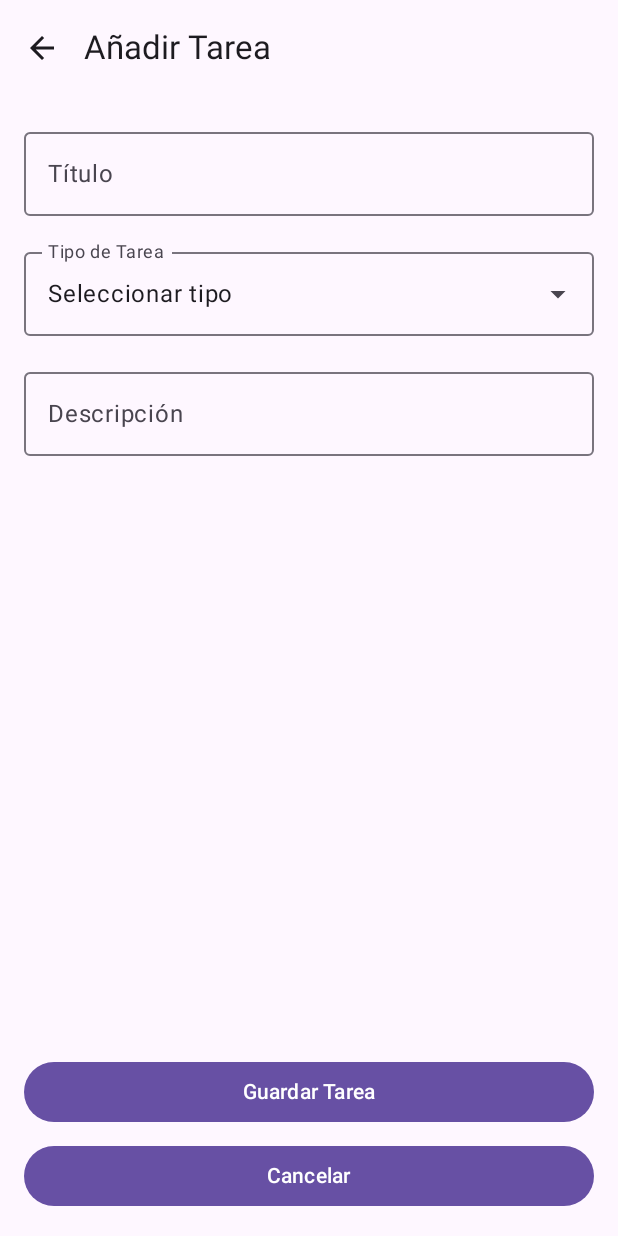
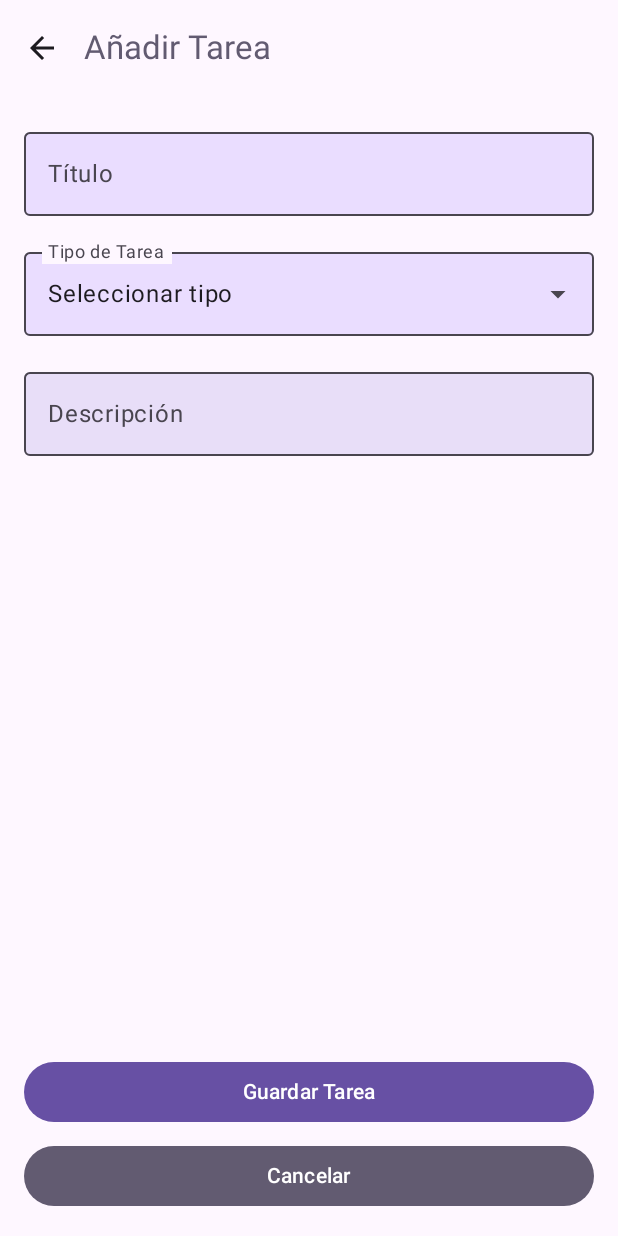
Before and after one commit to JuseJS/RoomTaskApp, an Android app built with Jetpack Compose: the TaskEditorScreen screen opened through its navigation route, on a phone screen of 412 x 824 dp. Run offline under Robolectric (Android 15) with nearby library versions, the phone set to English and light mode, and no system bars; our stand-ins replace Room's generated code.

Commit message:
Actulizada vista, de añadir / editar tarea para que se pueda navegar a añadir tipo

```diff
--- a/app/src/main/java/org/iesharia/composeroomapp/view/TaskEditorScreen.kt
+++ b/app/src/main/java/org/iesharia/composeroomapp/view/TaskEditorScreen.kt
@@ -1,6 +1,5 @@
 package org.iesharia.composeroomapp.view
 
-import android.util.Log
 import androidx.compose.foundation.layout.*
 import androidx.compose.material.icons.Icons
 import androidx.compose.material.icons.automirrored.filled.ArrowBack
@@ -18,14 +17,14 @@ fun TaskEditorScreen(
     task: Task? = null,
     onSaveTask: (Task) -> Unit,
     taskTypeViewModel: TaskTypeViewModel,
-    onCancel: () -> Unit
+    onCancel: () -> Unit,
+    onNavigateToAddTaskType: () -> Unit
+
 ) {
-    // Campos de la tarea
     var title by remember { mutableStateOf(task?.title ?: "") }
     var taskTypeId by remember { mutableIntStateOf(task?.taskTypeId ?: 1) }
     var description by remember { mutableStateOf(task?.description ?: "") }
 
-    // Menú desplegable
     var expanded by remember { mutableStateOf(false) }
     var selectedOption by remember { mutableStateOf("Seleccionar tipo") }
     val taskTypes by taskTypeViewModel.taskTypes.collectAsState()
@@ -38,9 +37,14 @@ fun TaskEditorScreen(
                     IconButton(onClick = onCancel) {
                         Icon(Icons.AutoMirrored.Filled.ArrowBack, contentDescription = "Volver")
                     }
-                }
+                },
+                colors = TopAppBarDefaults.topAppBarColors(
+                    containerColor = MaterialTheme.colorScheme.background,
+                    titleContentColor = MaterialTheme.colorScheme.secondary
+                )
             )
-        }
+        },
+        containerColor = MaterialTheme.colorScheme.background
     ) { paddingValues ->
         Box(
             modifier = Modifier
@@ -59,6 +63,13 @@ fun TaskEditorScreen(
                     value = title,
                     onValueChange = { title = it },
                     label = { Text("Título") },
+                    colors = TextFieldDefaults.colors(
+                        focusedContainerColor = MaterialTheme.colorScheme.surface,
+                        unfocusedContainerColor = MaterialTheme.colorScheme.primaryContainer,
+                        focusedLabelColor = MaterialTheme.colorScheme.primary,
+                        unfocusedLabelColor = MaterialTheme.colorScheme.onSurfaceVariant,
+                        cursorColor = MaterialTheme.colorScheme.primary
+                    ),
                     modifier = Modifier.fillMaxWidth()
                 )
 
@@ -75,7 +86,16 @@ fun TaskEditorScreen(
                         trailingIcon = {
                             ExposedDropdownMenuDefaults.TrailingIcon(expanded = expanded)
                         },
-                        modifier = Modifier.fillMaxWidth()
+                        colors = TextFieldDefaults.colors(
+                            focusedContainerColor = MaterialTheme.colorScheme.surface,
+                            unfocusedContainerColor = MaterialTheme.colorScheme.primaryContainer,
+                            focusedLabelColor = MaterialTheme.colorScheme.primary,
+                            unfocusedLabelColor = MaterialTheme.colorScheme.onSurfaceVariant,
+                            cursorColor = MaterialTheme.colorScheme.primary
+                        ),
+                        modifier = Modifier
+                            .menuAnchor()
+                            .fillMaxWidth()
                     )
                     ExposedDropdownMenu(
                         expanded = expanded,
@@ -91,12 +111,10 @@ fun TaskEditorScreen(
                                 }
                             )
                         }
-                        // Opción para añadir más tipos de tareas
                         DropdownMenuItem(
                             text = { Text("Añadir Tipo de Tarea") },
                             onClick = {
-                                Log.d("TaskEditorScreen", "Añadir Tipo seleccionado")
-                                expanded = false
+                                { onNavigateToAddTaskType() }
                             }
                         )
                     }
@@ -107,6 +125,13 @@ fun TaskEditorScreen(
                     value = description,
                     onValueChange = { description = it },
                     label = { Text("Descripción") },
+                    colors = TextFieldDefaults.colors(
+                        focusedContainerColor = MaterialTheme.colorScheme.surface,
+                        unfocusedContainerColor = MaterialTheme.colorScheme.secondaryContainer,
+                        focusedLabelColor = MaterialTheme.colorScheme.primary,
+                        unfocusedLabelColor = MaterialTheme.colorScheme.onSurfaceVariant,
+                        cursorColor = MaterialTheme.colorScheme.primary
+                    ),
                     modifier = Modifier.fillMaxWidth()
                 )
             }
@@ -116,9 +141,9 @@ fun TaskEditorScreen(
                     .fillMaxWidth()
                     .padding(16.dp)
                     .align(Alignment.BottomCenter),
-                verticalArrangement = Arrangement.spacedBy(8.dp) // Espaciado entre botones
+                verticalArrangement = Arrangement.spacedBy(8.dp)
             ) {
-                // Boton de guardar tarea
+                // Botón de guardar tarea
                 Button(
                     onClick = {
                         if (title.isNotBlank() && description.isNotBlank()) {
@@ -132,14 +157,22 @@ fun TaskEditorScreen(
                             )
                         }
                     },
+                    colors = ButtonDefaults.buttonColors(
+                        containerColor = MaterialTheme.colorScheme.primary,
+                        contentColor = MaterialTheme.colorScheme.onPrimary
+                    ),
                     modifier = Modifier.fillMaxWidth()
                 ) {
                     Text(if (task == null) "Guardar Tarea" else "Actualizar Tarea")
                 }
 
-                // Boton de cancelar
+                // Botón de cancelar
                 Button(
                     onClick = onCancel,
+                    colors = ButtonDefaults.buttonColors(
+                        containerColor = MaterialTheme.colorScheme.secondary,
+                        contentColor = MaterialTheme.colorScheme.onSecondary
+                    ),
                     modifier = Modifier.fillMaxWidth()
                 ) {
                     Text("Cancelar")
```
